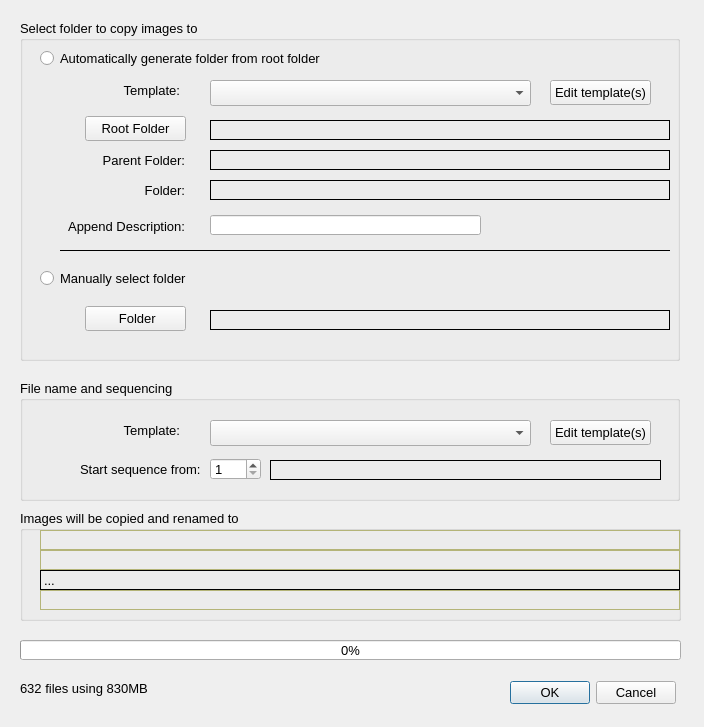
This is copypickdlg.ui in towhee/Winnow64 as Qt 5 draws it before an edit. The edited form follows.
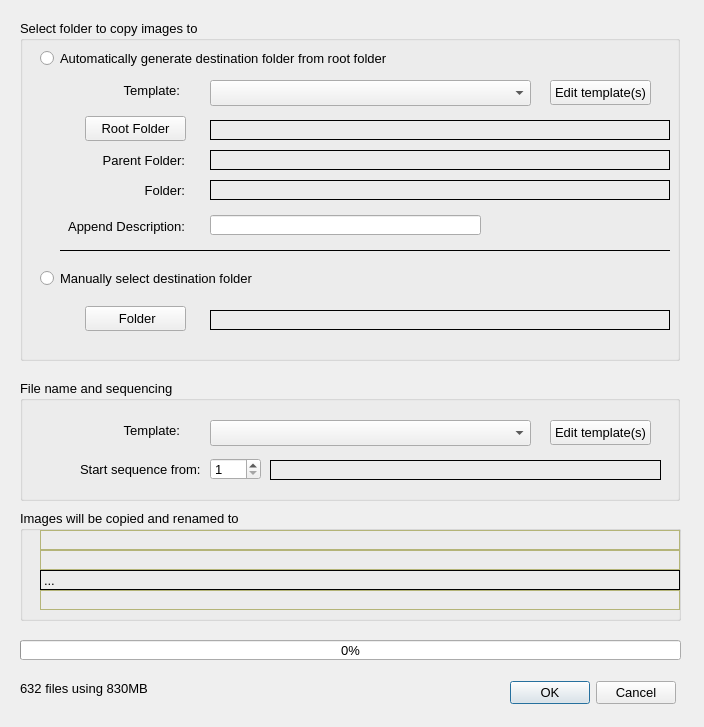
This is the edited form.

What changed in the file:
```diff
--- a/copypickdlg.ui
+++ b/copypickdlg.ui
@@ -587,7 +587,7 @@
      </font>
     </property>
     <property name="text">
-     <string>Automatically generate folder from root folder</string>
+     <string>Automatically generate destination folder from root folder</string>
     </property>
    </widget>
    <widget class="QLineEdit" name="descriptionLineEdit">
@@ -625,7 +625,7 @@
      </font>
     </property>
     <property name="text">
-     <string>Manually select folder</string>
+     <string>Manually select destination folder</string>
     </property>
    </widget>
    <widget class="QLabel" name="manualFolderLabel">
```
Left out of the diff: 11 changed lines with no effect on the pictures.
